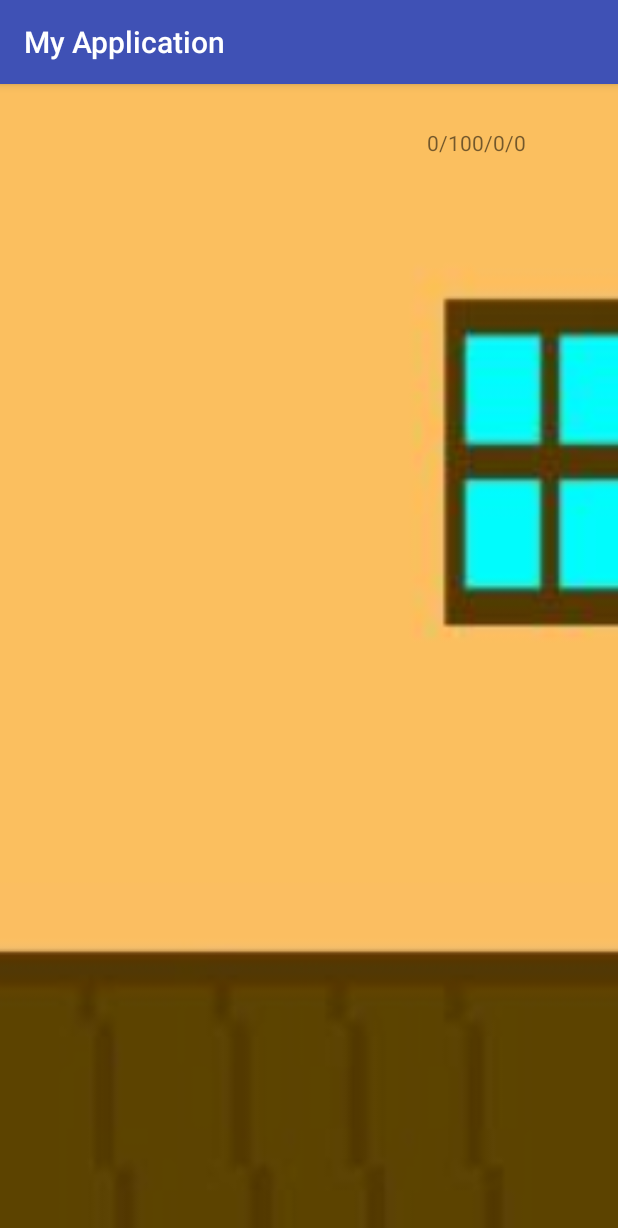
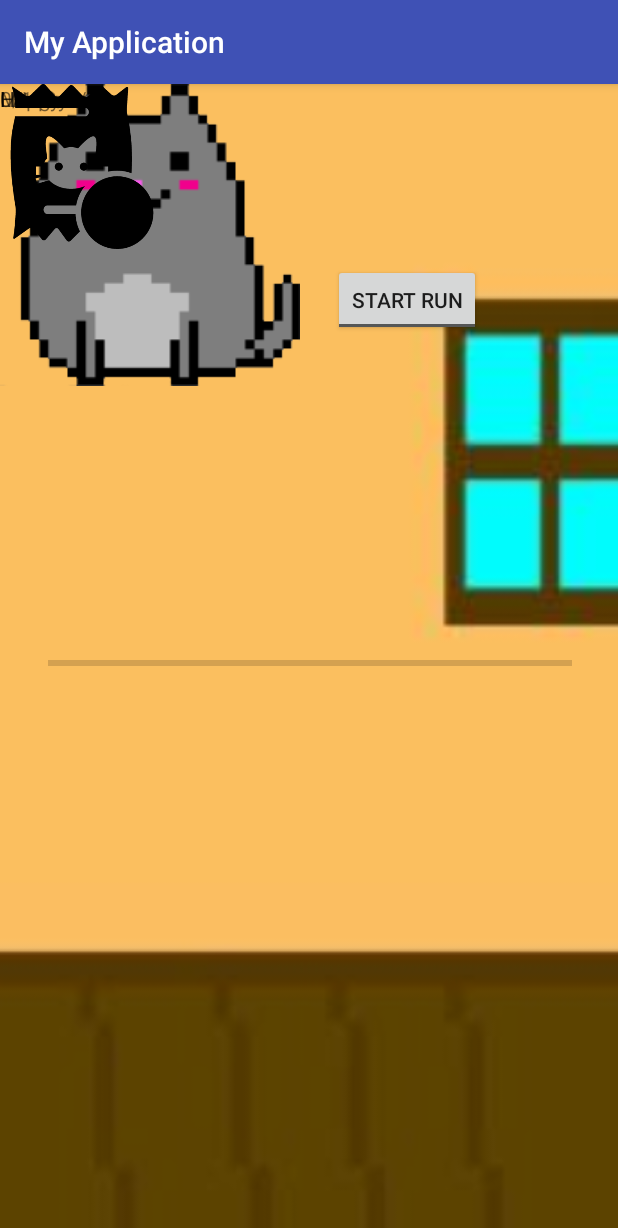
Before and after one commit to bopas2/runningTomagachi, an Android app: the screen it shows after launch (MainActivity), on a phone screen of 412 x 824 dp. Shown: the top 1228 px of the screen. Run offline under Robolectric (Android 15) with nearby library versions, the phone set to English and light mode, and no system bars; 1 statement that could not run was skipped.

Commit message:
new
added button functions

```diff
--- a/app/src/main/java/com/example/langt/myapplication/MainActivity.java
+++ b/app/src/main/java/com/example/langt/myapplication/MainActivity.java
@@ -4,6 +4,7 @@ import android.support.v7.app.AppCompatActivity;
 import android.os.Bundle;
 import android.view.View;
 import android.widget.Button;
+import android.widget.ImageView;
 import android.widget.TextView;
 
 import java.io.File;
@@ -11,6 +12,7 @@ import java.io.FileInputStream;
 import java.io.FileNotFoundException;
 import java.io.FileOutputStream;
 import java.io.IOException;
+import java.io.InputStream;
 import java.util.Scanner;
 import java.io.PrintWriter;
 
@@ -21,12 +23,30 @@ public class MainActivity extends AppCompatActivity {
     int mood;
     int level;
     int xp;
+    Button foodbtn;
+    InputStream fin;
+    String data = "data.txt";
+    ImageView neutral;
+    ImageView sad;
+    ImageView happy;
 
     protected void onCreate(Bundle savedInstanceState) {
         super.onCreate(savedInstanceState);
         setContentView(R.layout.activity_main);
         startUp();
+        foodbtn = findViewById(R.id.button);
+        neutral = findViewById(R.id.Neutral);
+        happy = findViewById(R.id.Happy);
+        sad = findViewById(R.id.Sad);
+        if(mood > 20 && mood < 80)
+            neutral.setVisibility(View.VISIBLE);
+        else if(mood >= 80)
+            happy.setVisibility(View.VISIBLE);
+        else if(mood <= 20)
+            sad.setVisibility(View.VISIBLE);
+
     }
+
 
     private TextView textOut; //used for adjusting the textbox output
 
--- a/app/src/main/res/layout/activity_main.xml
+++ b/app/src/main/res/layout/activity_main.xml
@@ -10,29 +10,121 @@
         android:layout_width="match_parent"
         android:layout_height="match_parent"
         android:background="@drawable/background"
-        app:layout_constraintBottom_toBottomOf="parent"
-        app:layout_constraintEnd_toEndOf="parent"
-        app:layout_constraintHorizontal_bias="1.0"
-        app:layout_constraintStart_toStartOf="parent"
-        app:layout_constraintTop_toTopOf="parent"
-        app:layout_constraintVertical_bias="1.0" >
+        tools:layout_editor_absoluteX="0dp"
+        tools:layout_editor_absoluteY="0dp">
 
-        <TextView
-            android:id="@+id/textView2"
+        <ToggleButton
+            android:id="@+id/toggleButton"
             android:layout_width="wrap_content"
             android:layout_height="wrap_content"
             android:layout_alignParentEnd="true"
             android:layout_alignParentRight="true"
             android:layout_alignParentTop="true"
-            android:layout_marginEnd="61dp"
-            android:layout_marginRight="61dp"
-            android:layout_marginTop="29dp"
-            android:text="Gold:"
-            android:visibility="visible"
-            tools:layout_editor_absoluteX="290dp"
-            tools:layout_editor_absoluteY="29dp" />
+            android:layout_marginEnd="91dp"
+            android:layout_marginRight="91dp"
+            android:layout_marginTop="120dp"
+            android:checked="false"
+            android:text="ToggleButton"
+            android:textOff="Start Run"
+            android:textOn="End Run"
+            app:layout_constraintBottom_toTopOf="@+id/textView3"
+            app:layout_constraintEnd_toEndOf="parent"
+            app:layout_constraintHorizontal_bias="1.0"
+            app:layout_constraintStart_toStartOf="parent"
+            app:layout_constraintTop_toBottomOf="@+id/progressBar6"
+            app:layout_constraintVertical_bias="0.0" />
 
+        <ImageView
+            android:id="@+id/Sad"
+            android:layout_width="200dip"
+            android:layout_height="200dip"
+            android:layout_alignParentEnd="true"
+            android:layout_alignParentRight="true"
+            android:layout_alignTop="@+id/toggleButton"
+            android:layout_marginEnd="35dp"
+            android:layout_marginRight="35dp"
+            android:layout_marginTop="85dp"
+            android:cropToPadding="true"
+            android:src="@drawable/sad"
+            android:visibility="gone" />
     </RelativeLayout>
+
+    <Button
+        android:id="@+id/button"
+        android:layout_width="109dp"
+        android:layout_height="110dp"
+        android:background="@drawable/foodbag"
+        android:onClick="buyFood()"
+        tools:layout_editor_absoluteX="16dp"
+        tools:layout_editor_absoluteY="122dp" />
+
+    <TextView
+        android:id="@+id/textView"
+        android:layout_width="wrap_content"
+        android:layout_height="wrap_content"
+        android:text="LEVEL: "
+        tools:layout_editor_absoluteX="32dp"
+        tools:layout_editor_absoluteY="29dp" />
+
+    <TextView
+        android:id="@+id/textView2"
+        android:layout_width="wrap_content"
+        android:layout_height="wrap_content"
+        android:text="Gold:"
+        android:visibility="visible"
+        tools:layout_editor_absoluteX="290dp"
+        tools:layout_editor_absoluteY="29dp" />
+
+    <ProgressBar
+        android:id="@+id/progressBar5"
+        style="?android:attr/progressBarStyleHorizontal"
+        android:layout_width="349dp"
+        android:layout_height="39dp"
+        android:layout_marginBottom="15dp"
+        android:layout_marginEnd="17dp"
+        android:layout_marginStart="18dp"
+        app:layout_constraintBottom_toBottomOf="parent"
+        app:layout_constraintEnd_toEndOf="parent"
+        app:layout_constraintStart_toStartOf="parent"
+        app:layout_constraintTop_toBottomOf="@+id/textView3" />
+
+    <TextView
+        android:id="@+id/textView3"
+        android:layout_width="wrap_content"
+        android:layout_height="wrap_content"
+        android:text="Mood:"
+        tools:layout_editor_absoluteX="172dp"
+        tools:layout_editor_absoluteY="397dp" />
+
+    <TextView
+        android:id="@+id/textView4"
+        android:layout_width="wrap_content"
+        android:layout_height="wrap_content"
+        android:text="Hungry"
+        tools:layout_editor_absoluteX="16dp"
+        tools:layout_editor_absoluteY="435dp" />
+
+    <TextView
+        android:id="@+id/textView5"
+        android:layout_width="wrap_content"
+        android:layout_height="wrap_content"
+        android:text="Happy"
+        tools:layout_editor_absoluteX="328dp"
+        tools:layout_editor_absoluteY="437dp" />
+
+    <ProgressBar
+        android:id="@+id/progressBar6"
+        style="?android:attr/progressBarStyleHorizontal"
+        android:layout_width="96dp"
+        android:layout_height="16dp"
+        android:layout_marginBottom="77dp"
+        android:layout_marginEnd="96dp"
+        android:layout_marginStart="19dp"
+        android:layout_marginTop="29dp"
+        app:layout_constraintBottom_toTopOf="@+id/button"
+        app:layout_constraintEnd_toStartOf="@+id/textView2"
+        app:layout_constraintStart_toEndOf="@+id/textView"
+        app:layout_constraintTop_toTopOf="parent" />
 
     <ImageView
         android:id="@+id/imageView"
@@ -43,4 +135,26 @@
         tools:layout_editor_absoluteX="232dp"
         tools:layout_editor_absoluteY="258dp" />
 
+    <ImageView
+        android:id="@+id/Neutral"
+        android:layout_width="200dip"
+        android:layout_height="200dip"
+        android:layout_alignParentBottom="true"
+        android:layout_alignParentEnd="true"
+        android:layout_alignParentRight="true"
+        android:src="@drawable/neutral"
+        android:visibility="gone"
+        tools:layout_editor_absoluteX="168dp"
+        tools:layout_editor_absoluteY="223dp" />
+
+    <ImageView
+        android:id="@+id/Happy"
+        android:layout_width="wrap_content"
+        android:layout_height="wrap_content"
+        android:cropToPadding="true"
+        android:src="@drawable/happy"
+        android:visibility="gone"
+        tools:layout_editor_absoluteX="148dp"
+        tools:layout_editor_absoluteY="208dp" />
+
 </android.support.constraint.ConstraintLayout>
```
Also changed, not shown: app/src/main/res/drawable/happy.png (added), app/src/main/res/drawable/neutral.png (added), app/src/main/res/drawable/sad.png (added).
